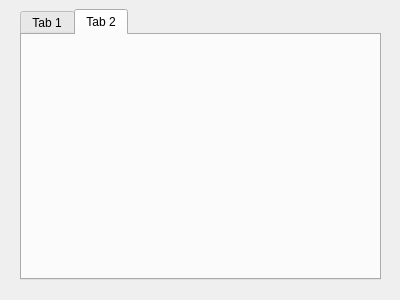
This is OS-monitor/widget.ui in grimcake/OS-monitor as Qt 5 draws it before an edit. The edited form follows.
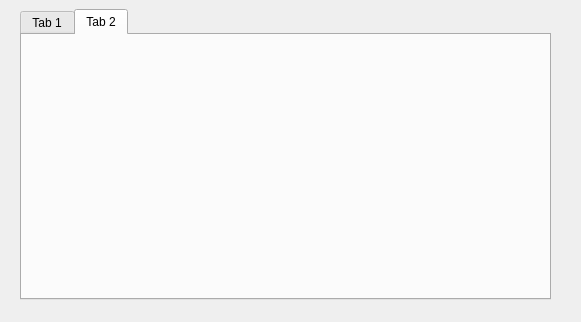
This is the edited form.

Patch:
```diff
--- a/OS-monitor/widget.ui
+++ b/OS-monitor/widget.ui
@@ -6,8 +6,8 @@
    <rect>
     <x>0</x>
     <y>0</y>
-    <width>400</width>
-    <height>300</height>
+    <width>581</width>
+    <height>322</height>
    </rect>
   </property>
   <property name="windowTitle">
@@ -18,8 +18,8 @@
     <rect>
      <x>20</x>
      <y>9</y>
-     <width>361</width>
-     <height>271</height>
+     <width>531</width>
+     <height>291</height>
     </rect>
    </property>
    <property name="currentIndex">
```
